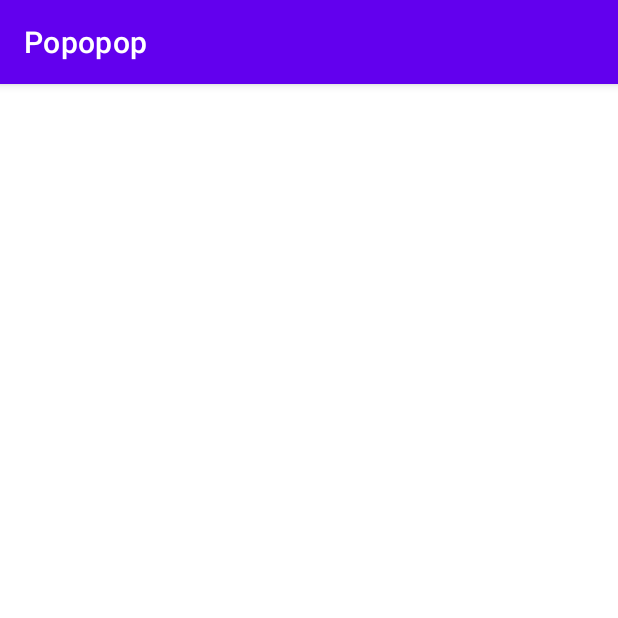
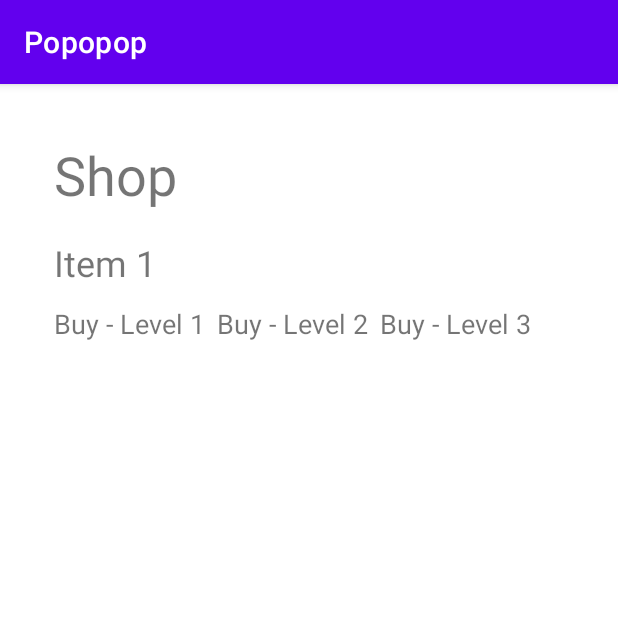
Before and after one commit to sanchovi/popopop, an Android app: the Shop screen opened directly, with no data from a screen before it, on a phone screen of 412 x 824 dp, the top half of it. Run offline under Robolectric (Android 15) with nearby library versions, the phone set to English and light mode, and no system bars.

Commit message:
notification changes

```diff
--- a/app/build.gradle
+++ b/app/build.gradle
@@ -42,6 +42,7 @@ dependencies {
     implementation 'androidx.appcompat:appcompat:1.5.1'
     implementation 'com.google.android.material:material:1.6.1'
     implementation 'androidx.constraintlayout:constraintlayout:2.1.4'
+    implementation 'androidx.work:work-runtime-ktx:2.5.0'
     testImplementation 'junit:junit:4.13.2'
     androidTestImplementation 'androidx.test.ext:junit:1.1.3'
     androidTestImplementation 'androidx.test.espresso:espresso-core:3.4.0'
--- a/app/src/main/java/com/threeqms/popopop/KernelTypeDef.kt
+++ b/app/src/main/java/com/threeqms/popopop/KernelTypeDef.kt
@@ -1,6 +1,4 @@
 package com.threeqms.popopop
-
-import android.graphics.drawable.Drawable
 
 data class KernelTypeDef(
     val name: String = "",
--- a/app/src/main/res/layout/activity_shop.xml
+++ b/app/src/main/res/layout/activity_shop.xml
@@ -6,77 +6,75 @@
     android:layout_height="match_parent"
     tools:context=".Shop">
 
-    <FrameLayout
-        android:id="@+id/shop_layout"
-        android:layout_width="match_parent"
-        android:layout_height="match_parent"
-        app:layout_constraintBottom_toBottomOf="parent"
-        app:layout_constraintLeft_toLeftOf="parent"
-        app:layout_constraintRight_toRightOf="parent"
-        app:layout_constraintTop_toTopOf="parent">
+<!--    <FrameLayout-->
+<!--        android:id="@+id/shop_layout"-->
+<!--        android:layout_width="match_parent"-->
+<!--        android:layout_height="match_parent"-->
+<!--        app:layout_constraintBottom_toBottomOf="parent"-->
+<!--        app:layout_constraintLeft_toLeftOf="parent"-->
+<!--        app:layout_constraintRight_toRightOf="parent"-->
+<!--        app:layout_constraintTop_toTopOf="parent">-->
 
-        <androidx.recyclerview.widget.RecyclerView
-            android:id="@+id/shop_recycler"
-            android:layout_width="match_parent"
-            android:layout_height="match_parent" />
-    </FrameLayout>
+<!--        <androidx.recyclerview.widget.RecyclerView-->
+<!--            android:id="@+id/shop_recycler"-->
+<!--            android:layout_width="match_parent"-->
+<!--            android:layout_height="match_parent" />-->
+<!--    </FrameLayout>-->
 
 
+    <TextView
+        android:id="@+id/shop_header"
+        android:layout_width="wrap_content"
+        android:layout_height="wrap_content"
+        android:layout_marginTop="36dp"
+        android:layout_marginLeft="36dp"
+        android:text="Shop"
+        android:textSize="36sp"
+        app:layout_constraintLeft_toLeftOf="parent"
+        app:layout_constraintTop_toTopOf="parent" />
+
+    <TextView
+        android:id="@+id/item_1"
+        android:layout_width="wrap_content"
+        android:layout_height="wrap_content"
+        android:layout_marginTop="18dp"
+        android:layout_marginLeft="36dp"
+        android:text="Item 1"
+        android:textSize="24sp"
+        app:layout_constraintLeft_toLeftOf="parent"
+        app:layout_constraintTop_toBottomOf="@id/shop_header" />
+
+    <TextView
+        android:id="@+id/item_1_level_1"
+        android:layout_width="wrap_content"
+        android:layout_height="wrap_content"
+        android:layout_marginTop="12dp"
+        android:layout_marginLeft="36dp"
+        android:text="Buy - Level 1"
+        android:textSize="18sp"
+        app:layout_constraintLeft_toLeftOf="parent"
+        app:layout_constraintTop_toBottomOf="@id/item_1" />
+
+    <TextView
+        android:id="@+id/item_1_level_2"
+        android:layout_width="wrap_content"
+        android:layout_height="wrap_content"
+        android:layout_marginTop="12dp"
+        android:layout_marginLeft="8dp"
+        android:text="Buy - Level 2"
+        android:textSize="18sp"
+        app:layout_constraintLeft_toRightOf="@id/item_1_level_1"
+        app:layout_constraintTop_toBottomOf="@id/item_1" />
+
+    <TextView
+        android:id="@+id/item_1_level_3"
+        android:layout_width="wrap_content"
+        android:layout_height="wrap_content"
+        android:layout_marginTop="12dp"
+        android:layout_marginLeft="8dp"
+        android:text="Buy - Level 3"
+        android:textSize="18sp"
+        app:layout_constraintLeft_toRightOf="@id/item_1_level_2"
+        app:layout_constraintTop_toBottomOf="@id/item_1" />
+
 </androidx.constraintlayout.widget.ConstraintLayout>
-
-
-
-<!--    <TextView-->
-<!--        android:id="@+id/shop_header"-->
-<!--        android:layout_width="wrap_content"-->
-<!--        android:layout_height="wrap_content"-->
-<!--        android:layout_marginTop="36dp"-->
-<!--        android:layout_marginLeft="36dp"-->
-<!--        android:text="Shop"-->
-<!--        android:textSize="36sp"-->
-<!--        app:layout_constraintLeft_toLeftOf="parent"-->
-<!--        app:layout_constraintTop_toTopOf="parent" />-->
-
-<!--    <TextView-->
-<!--        android:id="@+id/item_1"-->
-<!--        android:layout_width="wrap_content"-->
-<!--        android:layout_height="wrap_content"-->
-<!--        android:layout_marginTop="18dp"-->
-<!--        android:layout_marginLeft="36dp"-->
-<!--        android:text="Item 1"-->
-<!--        android:textSize="24sp"-->
-<!--        app:layout_constraintLeft_toLeftOf="parent"-->
-<!--        app:layout_constraintTop_toBottomOf="@id/shop_header" />-->
-
-<!--    <TextView-->
-<!--        android:id="@+id/item_1_level_1"-->
-<!--        android:layout_width="wrap_content"-->
-<!--        android:layout_height="wrap_content"-->
-<!--        android:layout_marginTop="12dp"-->
-<!--        android:layout_marginLeft="36dp"-->
-<!--        android:text="Buy - Level 1"-->
-<!--        android:textSize="18sp"-->
-<!--        app:layout_constraintLeft_toLeftOf="parent"-->
-<!--        app:layout_constraintTop_toBottomOf="@id/item_1" />-->
-
-<!--    <TextView-->
-<!--        android:id="@+id/item_1_level_2"-->
-<!--        android:layout_width="wrap_content"-->
-<!--        android:layout_height="wrap_content"-->
-<!--        android:layout_marginTop="12dp"-->
-<!--        android:layout_marginLeft="8dp"-->
-<!--        android:text="Buy - Level 2"-->
-<!--        android:textSize="18sp"-->
-<!--        app:layout_constraintLeft_toRightOf="@id/item_1_level_1"-->
-<!--        app:layout_constraintTop_toBottomOf="@id/item_1" />-->
-
-<!--    <TextView-->
-<!--        android:id="@+id/item_1_level_3"-->
-<!--        android:layout_width="wrap_content"-->
-<!--        android:layout_height="wrap_content"-->
-<!--        android:layout_marginTop="12dp"-->
-<!--        android:layout_marginLeft="8dp"-->
-<!--        android:text="Buy - Level 3"-->
-<!--        android:textSize="18sp"-->
-<!--        app:layout_constraintLeft_toRightOf="@id/item_1_level_2"-->
-<!--        app:layout_constraintTop_toBottomOf="@id/item_1" />-->
--- /dev/null
+++ b/app/src/main/res/values-land/dimens.xml
@@ -0,0 +1,3 @@
+<resources>
+      <dimen name="fab_margin">48dp</dimen>
+   </resources>
--- /dev/null
+++ b/app/src/main/res/values-w1240dp/dimens.xml
@@ -0,0 +1,3 @@
+<resources>
+      <dimen name="fab_margin">200dp</dimen>
+   </resources>
--- /dev/null
+++ b/app/src/main/res/values-w600dp/dimens.xml
@@ -0,0 +1,3 @@
+<resources>
+      <dimen name="fab_margin">48dp</dimen>
+   </resources>
--- /dev/null
+++ b/app/src/main/res/values/dimens.xml
@@ -0,0 +1,3 @@
+<resources>
+      <dimen name="fab_margin">16dp</dimen>
+   </resources>
```
Also changed, not shown: app/src/main/java/com/threeqms/popopop/MainActivity.kt (+20 -0 lines), app/src/main/java/com/threeqms/popopop/NotificationChannel.kt (added), app/src/main/java/com/threeqms/popopop/worker/NotificationWorker.kt (added).
